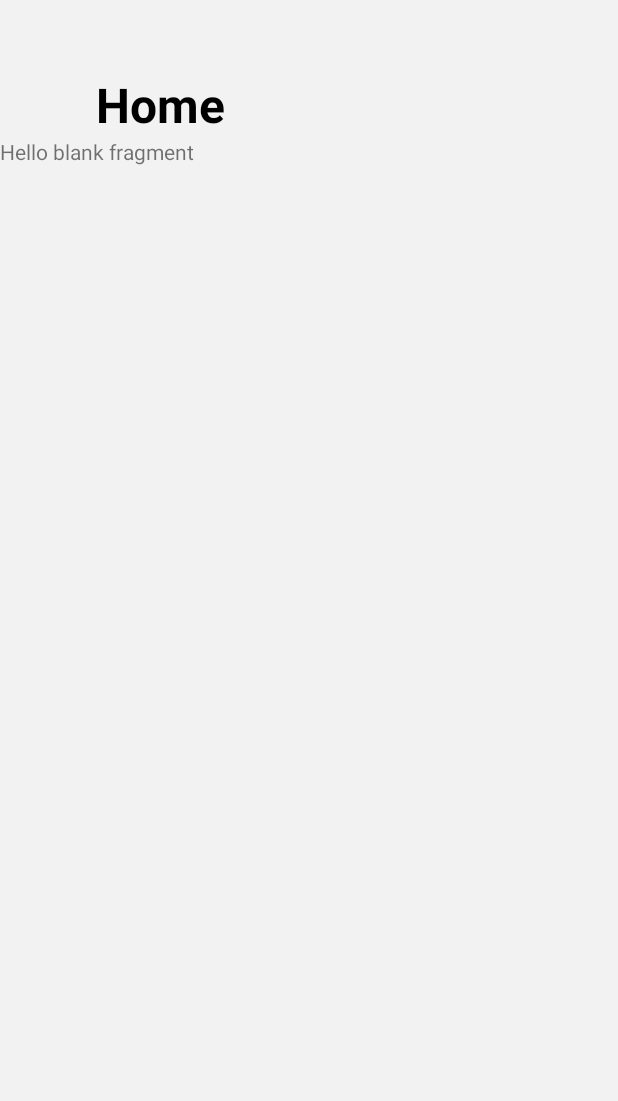
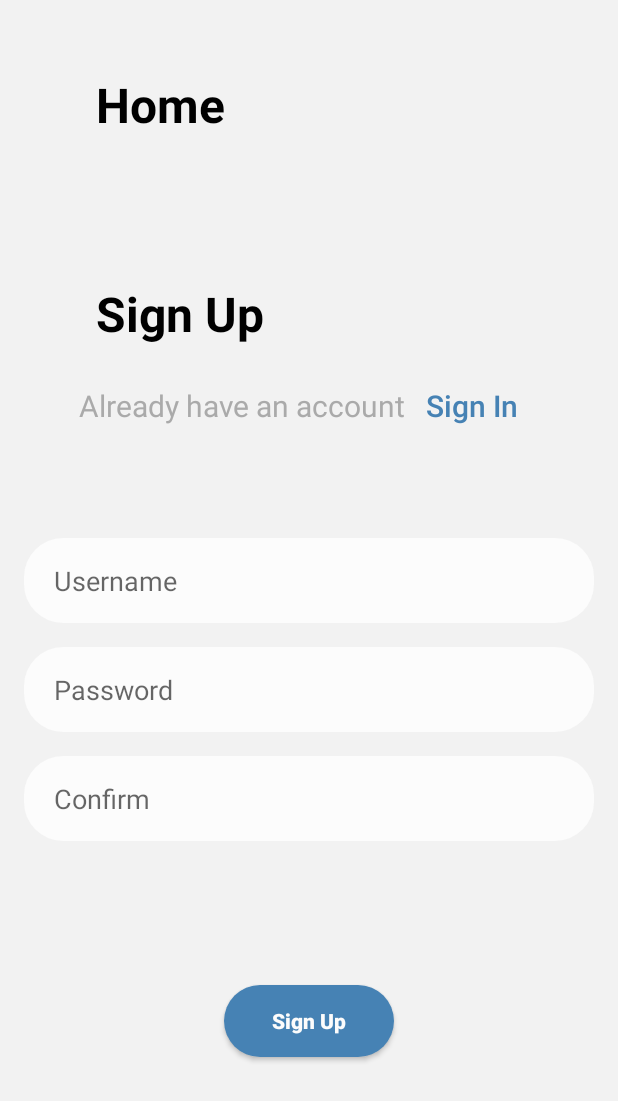
Before and after one commit to AdhamAbuRamadan/Smart_hardware_software_check, an Android app: the fragment SignUpFragment placed in its activity, on a phone screen of 412 x 824 dp. Shown: the top 1101 px of the screen. Run offline under Robolectric (Android 15) with nearby library versions, the phone set to English and light mode, and no system bars; our stand-ins replace Firebase (no records; nobody signed in at launch, a user with empty details on screens opened directly); 4 statements that could not run were skipped.

Commit message:
Update fragment_sign_up.xml

```diff
--- a/Social/app/src/main/res/layout/fragment_sign_up.xml
+++ b/Social/app/src/main/res/layout/fragment_sign_up.xml
@@ -1,14 +1,122 @@
 <?xml version="1.0" encoding="utf-8"?>
-<FrameLayout xmlns:android="http://schemas.android.com/apk/res/android"
+<androidx.constraintlayout.widget.ConstraintLayout xmlns:android="http://schemas.android.com/apk/res/android"
     xmlns:tools="http://schemas.android.com/tools"
     android:layout_width="match_parent"
     android:layout_height="match_parent"
+    android:background="@color/colorBackgroud"
+    xmlns:app="http://schemas.android.com/apk/res-auto"
     tools:context=".fragment.SignUpFragment">
 
-    <!-- TODO: Update blank fragment layout -->
     <TextView
+        android:id="@+id/textView_sign_up"
+        android:layout_width="wrap_content"
+        android:layout_height="wrap_content"
+        android:layout_marginTop="96dp"
+        android:layout_marginStart="64dp"
+        android:text="Sign Up"
+        android:textColor="@android:color/black"
+        android:textSize="32sp"
+        android:textStyle="bold"
+        app:layout_constraintStart_toStartOf="parent"
+        app:layout_constraintTop_toTopOf="parent" />
+
+    <LinearLayout
+        android:id="@+id/linearLayout_sign_up"
         android:layout_width="match_parent"
-        android:layout_height="match_parent"
-        android:text="@string/hello_blank_fragment" />
+        android:layout_height="wrap_content"
+        android:layout_marginTop="16dp"
+        android:orientation="horizontal"
+        android:gravity="center"
+        app:layout_constraintTop_toBottomOf="@id/textView_sign_up">
 
-</FrameLayout>
+        <TextView
+            android:id="@+id/textView_sign_up_details"
+            android:layout_width="wrap_content"
+            android:layout_height="wrap_content"
+            android:text="Already have an account"
+            android:textSize="20sp"
+            android:textColor="@android:color/darker_gray"/>
+
+        <Button
+            android:id="@+id/button_sign_up_sign_in"
+            android:layout_width="wrap_content"
+            android:layout_height="wrap_content"
+            android:text="Sign In"
+            android:textSize="20sp"
+            android:textAllCaps="false"
+            android:textColor="@color/colorAccent"
+            android:background="@android:color/transparent"/>
+
+    </LinearLayout>
+
+    <EditText
+        android:id="@+id/editText_sign_up_username"
+        android:layout_width="match_parent"
+        android:layout_height="wrap_content"
+        android:background="@drawable/ic_shape"
+        android:paddingTop="16dp"
+        android:paddingBottom="16dp"
+        android:paddingStart="20dp"
+        android:paddingEnd="20dp"
+        android:layout_marginStart="16dp"
+        android:layout_marginEnd="16dp"
+        android:layout_marginTop="64dp"
+        android:hint="Username"
+        android:inputType="textPersonName"
+        android:backgroundTint="@color/colorVI"
+        app:layout_constraintStart_toStartOf="parent"
+        app:layout_constraintTop_toBottomOf="@id/linearLayout_sign_up" />
+
+    <EditText
+        android:id="@+id/editText_sign_up_password"
+        android:layout_width="match_parent"
+        android:layout_height="wrap_content"
+        android:background="@drawable/ic_shape"
+        android:paddingTop="16dp"
+        android:paddingBottom="16dp"
+        android:paddingStart="20dp"
+        android:paddingEnd="20dp"
+        android:layout_marginStart="16dp"
+        android:layout_marginEnd="16dp"
+        android:layout_marginTop="16dp"
+        android:hint="Password"
+        android:inputType="textPersonName"
+        android:backgroundTint="@color/colorVI"
+        app:layout_constraintStart_toStartOf="parent"
+        app:layout_constraintTop_toBottomOf="@id/editText_sign_up_username" />
+
+    <EditText
+        android:id="@+id/editText_sign_up_confirm"
+        android:layout_width="match_parent"
+        android:layout_height="wrap_content"
+        android:background="@drawable/ic_shape"
+        android:paddingTop="16dp"
+        android:paddingBottom="16dp"
+        android:paddingStart="20dp"
+        android:paddingEnd="20dp"
+        android:layout_marginStart="16dp"
+        android:layout_marginEnd="16dp"
+        android:layout_marginTop="16dp"
+        android:hint="Confirm"
+        android:inputType="textPersonName"
+        android:backgroundTint="@color/colorVI"
+        app:layout_constraintStart_toStartOf="parent"
+        app:layout_constraintTop_toBottomOf="@id/editText_sign_up_password" />
+
+    <Button
+        android:id="@+id/button_sign_up"
+        android:layout_width="wrap_content"
+        android:layout_height="wrap_content"
+        android:layout_marginTop="96dp"
+        android:paddingStart="32sp"
+        android:paddingEnd="32sp"
+        android:background="@drawable/ic_shape"
+        android:text="Sign Up"
+        android:textAllCaps="false"
+        android:textColor="@color/colorVI"
+        android:textStyle="bold"
+        app:layout_constraintEnd_toEndOf="parent"
+        app:layout_constraintStart_toStartOf="parent"
+        app:layout_constraintTop_toBottomOf="@id/editText_sign_up_confirm" />
+
+</androidx.constraintlayout.widget.ConstraintLayout>
```
